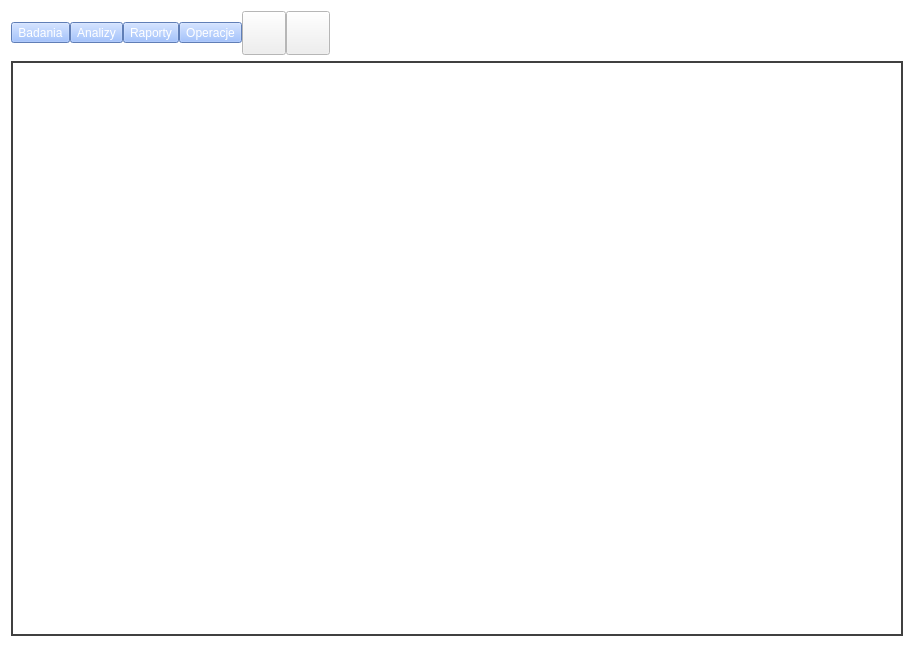
mk4me/hm-mde-one, file trunk/src/edr/src/hmm_view/ui/toolboxmaindeffile.ui: the form before one commit.
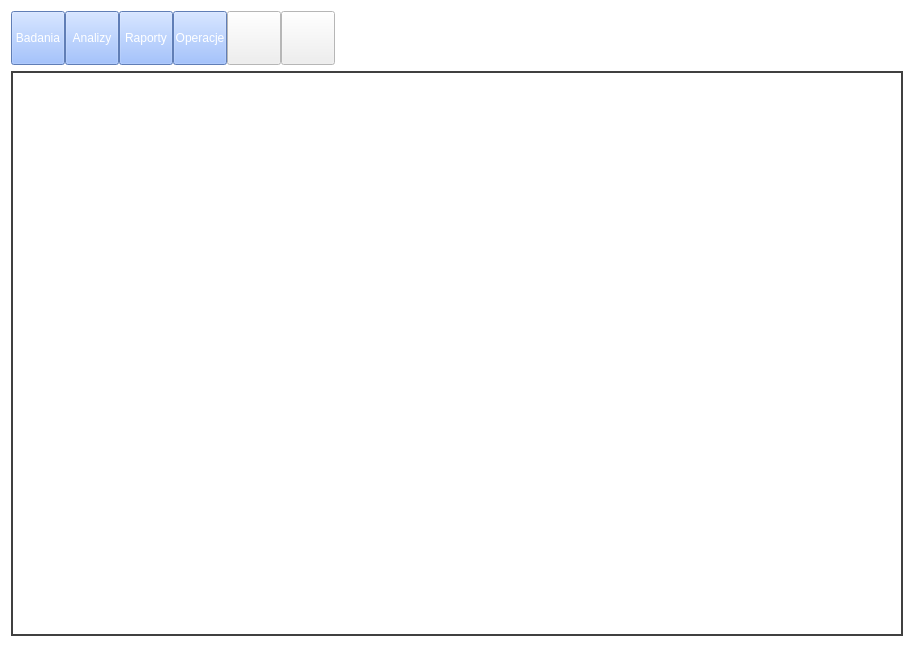
The form after the commit. Icons and pictures are not drawn.

What changed in the file:
```diff
--- a/trunk/src/edr/src/hmm_view/ui/toolboxmaindeffile.ui
+++ b/trunk/src/edr/src/hmm_view/ui/toolboxmaindeffile.ui
@@ -160,6 +160,18 @@
        </property>
        <item>
         <widget class="QToolButton" name="testsButton">
+         <property name="minimumSize">
+          <size>
+           <width>54</width>
+           <height>54</height>
+          </size>
+         </property>
+         <property name="maximumSize">
+          <size>
+           <width>54</width>
+           <height>54</height>
+          </size>
+         </property>
          <property name="styleSheet">
           <string notr="true">QToolButton {
 	background-color: rgb(135, 177, 255);
@@ -186,6 +198,18 @@
        </item>
        <item>
         <widget class="QToolButton" name="analisisButton">
+         <property name="minimumSize">
+          <size>
+           <width>54</width>
+           <height>54</height>
+          </size>
+         </property>
+         <property name="maximumSize">
+          <size>
+           <width>54</width>
+           <height>54</height>
+          </size>
+         </property>
          <property name="styleSheet">
           <string notr="true">QToolButton {
 	background-color: rgb(135, 177, 255);
@@ -212,6 +236,18 @@
        </item>
        <item>
         <widget class="QToolButton" name="raportsButton">
+         <property name="minimumSize">
+          <size>
+           <width>54</width>
+           <height>54</height>
+          </size>
+         </property>
+         <property name="maximumSize">
+          <size>
+           <width>54</width>
+           <height>54</height>
+          </size>
+         </property>
          <property name="styleSheet">
           <string notr="true">QToolButton {
 	background-color: rgb(135, 177, 255);
@@ -238,6 +274,18 @@
        </item>
        <item>
         <widget class="QToolButton" name="operationsButton">
+         <property name="minimumSize">
+          <size>
+           <width>54</width>
+           <height>54</height>
+          </size>
+         </property>
+         <property name="maximumSize">
+          <size>
+           <width>54</width>
+           <height>54</height>
+          </size>
+         </property>
          <property name="styleSheet">
           <string notr="true">QToolButton {
 	background-color: rgb(135, 177, 255);
@@ -266,14 +314,14 @@
         <widget class="QPushButton" name="openButton">
          <property name="minimumSize">
           <size>
-           <width>44</width>
-           <height>44</height>
+           <width>54</width>
+           <height>54</height>
           </size>
          </property>
          <property name="maximumSize">
           <size>
-           <width>44</width>
-           <height>44</height>
+           <width>54</width>
+           <height>54</height>
           </size>
          </property>
          <property name="toolTip">
@@ -298,14 +346,14 @@
         <widget class="QPushButton" name="closeButton">
          <property name="minimumSize">
           <size>
-           <width>44</width>
-           <height>44</height>
+           <width>54</width>
+           <height>54</height>
           </size>
          </property>
          <property name="maximumSize">
           <size>
-           <width>44</width>
-           <height>44</height>
+           <width>54</width>
+           <height>54</height>
           </size>
          </property>
          <property name="toolTip">
```
Left out of the diff: 1 changed line with no effect on the pictures.
